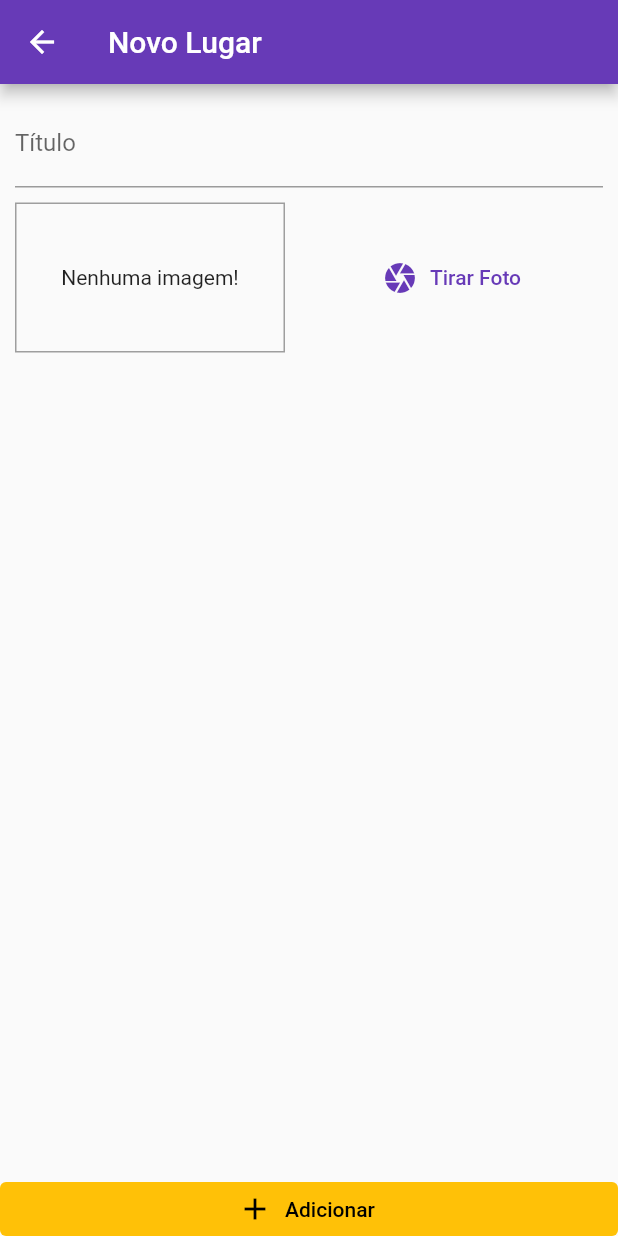
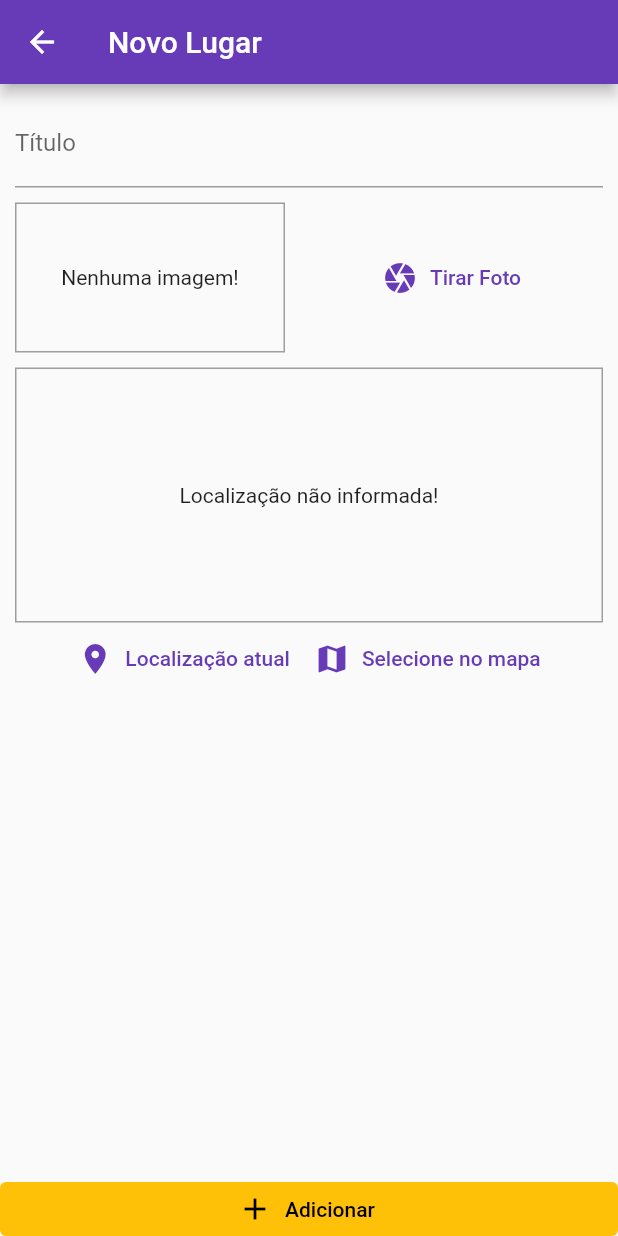
Before and after one commit to marcelinx/great_places-flutter, a Flutter app: the PlaceFormScreen screen opened by its route, on a phone screen of 412 x 824 dp. Run offline on Flutter 3.47's test engine with Material 2 defaults, Android fonts, the phone set to English and light mode, and no system bars; our stand-ins replace image_picker, sqflite; accounts and stored records are empty.

Commit message:
componente locationinput

```diff
--- a/lib/screens/place_form_screen.dart
+++ b/lib/screens/place_form_screen.dart
@@ -3,6 +3,7 @@ import 'dart:io';
 import 'package:flutter/material.dart';
 import 'package:great_places/providers/great_places.dart';
 import 'package:great_places/widgets/image_input.dart';
+import 'package:great_places/widgets/location_input.dart';
 import 'package:provider/provider.dart';
 
 class PlaceFormScreen extends StatefulWidget {
@@ -56,6 +57,8 @@ class _PlaceFormScreenState extends State<PlaceFormScreen> {
                     ),
                     const SizedBox(height: 10),
                     ImageInput(_selectImage),
+                    const SizedBox(height: 10),
+                    const LocationInput()
                   ],
                 ),
               ),
--- a/lib/utils/db_util.dart
+++ b/lib/utils/db_util.dart
@@ -1,6 +1,5 @@
 import 'package:sqflite/sqflite.dart' as sql;
 import 'package:path/path.dart' as path;
-import 'package:sqflite/sqlite_api.dart';
 
 class DbUtil {
   static Future<sql.Database> database() async {
--- /dev/null
+++ b/lib/widgets/location_input.dart
@@ -0,0 +1,53 @@
+import 'package:flutter/material.dart';
+
+class LocationInput extends StatefulWidget {
+  const LocationInput({Key? key}) : super(key: key);
+
+  @override
+  State<LocationInput> createState() => _LocationInputState();
+}
+
+class _LocationInputState extends State<LocationInput> {
+  String? _previewImageUrl;
+
+  @override
+  Widget build(BuildContext context) {
+    return Column(
+      children: [
+        Container(
+          height: 170,
+          width: double.infinity,
+          alignment: Alignment.center,
+          decoration: BoxDecoration(
+            border: Border.all(
+              width: 1,
+              color: Colors.grey,
+            ),
+          ),
+          child: _previewImageUrl == null
+              ? const Text('Localização não informada!')
+              : Image.network(
+                  _previewImageUrl!,
+                  fit: BoxFit.cover,
+                  width: double.infinity,
+                ),
+        ),
+        Row(
+          mainAxisAlignment: MainAxisAlignment.center,
+          children: [
+            TextButton.icon(
+              onPressed: () {},
+              icon: const Icon(Icons.location_on),
+              label: const Text('Localização atual'),
+            ),
+            TextButton.icon(
+              onPressed: () {},
+              icon: const Icon(Icons.map),
+              label: const Text('Selecione no mapa'),
+            ),
+          ],
+        )
+      ],
+    );
+  }
+}
--- a/pubspec.yaml
+++ b/pubspec.yaml
@@ -34,6 +34,7 @@ dependencies:
   path_provider: ^2.0.15
   path: ^1.8.3
   sqflite: ^2.3.0
+  location: ^5.0.2+1
 
   # The following adds the Cupertino Icons font to your application.
   # Use with the CupertinoIcons class for iOS style icons.
```
Also changed, not shown: pubspec.lock, 2 other files.
